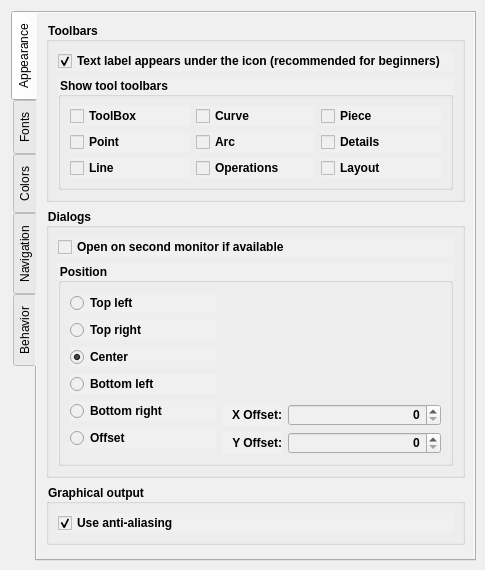
Qt form src/app/seamly2d/dialogs/configpages/preferencesgraphicsviewpage.ui (FashionFreedom/Seamly2D) before a commit.
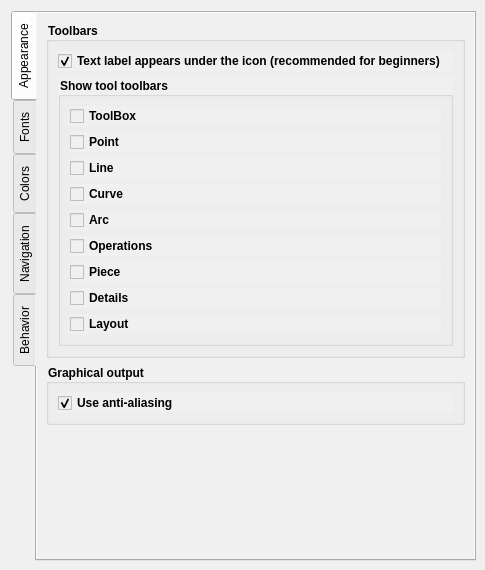
The same form after that commit. Custom widgets are drawn as their Qt base class.

What changed in the file:
```diff
--- a/src/app/seamly2d/dialogs/configpages/preferencesgraphicsviewpage.ui
+++ b/src/app/seamly2d/dialogs/configpages/preferencesgraphicsviewpage.ui
@@ -81,11 +81,13 @@
       <attribute name="title">
        <string>Appearance</string>
       </attribute>
-      <layout class="QVBoxLayout" name="verticalLayout_11">
+      <layout class="QVBoxLayout" name="verticalLayout_7">
+       <item>
+        <layout class="QVBoxLayout" name="verticalLayout_2">
        <item>
         <widget class="QGroupBox" name="toolbarsGroupBox">
          <property name="sizePolicy">
-          <sizepolicy hsizetype="Expanding" vsizetype="Expanding">
+            <sizepolicy hsizetype="Expanding" vsizetype="Preferred">
            <horstretch>0</horstretch>
            <verstretch>0</verstretch>
           </sizepolicy>
@@ -111,7 +113,7 @@
          <property name="title">
           <string>Toolbars</string>
          </property>
-         <layout class="QVBoxLayout" name="verticalLayout_2">
+           <layout class="QVBoxLayout" name="verticalLayout_10">
           <item>
            <widget class="QCheckBox" name="toolBarStyle_CheckBox">
             <property name="sizePolicy">
@@ -141,12 +143,6 @@
               <verstretch>0</verstretch>
              </sizepolicy>
             </property>
-            <property name="maximumSize">
-             <size>
-              <width>16777215</width>
-              <height>120</height>
-             </size>
-            </property>
             <property name="font">
              <font>
               <pointsize>9</pointsize>
@@ -156,21 +152,9 @@
             <property name="title">
              <string>Show tool toolbars</string>
             </property>
-            <layout class="QGridLayout" name="gridLayout">
-             <item row="0" column="0">
+              <layout class="QVBoxLayout" name="verticalLayout_20">
+               <item>
               <widget class="QCheckBox" name="toolsToolbar_CheckBox">
-               <property name="sizePolicy">
-                <sizepolicy hsizetype="Preferred" vsizetype="Fixed">
-                 <horstretch>0</horstretch>
-                 <verstretch>0</verstretch>
-                </sizepolicy>
-               </property>
-               <property name="minimumSize">
-                <size>
-                 <width>100</width>
-                 <height>0</height>
-                </size>
-               </property>
                <property name="font">
                 <font>
                  <pointsize>9</pointsize>
@@ -181,68 +165,8 @@
                </property>
               </widget>
              </item>
-             <item row="0" column="1">
-              <widget class="QCheckBox" name="curveToolbar_CheckBox">
-               <property name="sizePolicy">
-                <sizepolicy hsizetype="Preferred" vsizetype="Fixed">
-                 <horstretch>0</horstretch>
-                 <verstretch>0</verstretch>
-                </sizepolicy>
-               </property>
-               <property name="minimumSize">
-                <size>
-                 <width>100</width>
-                 <height>0</height>
-                </size>
-               </property>
-               <property name="font">
-                <font>
-                 <pointsize>9</pointsize>
-                </font>
-               </property>
-               <property name="text">
-                <string>Curve</string>
-               </property>
-              </widget>
-             </item>
-             <item row="0" column="2">
-              <widget class="QCheckBox" name="pieceToolbar_CheckBox">
-               <property name="sizePolicy">
-                <sizepolicy hsizetype="Preferred" vsizetype="Fixed">
-                 <horstretch>0</horstretch>
-                 <verstretch>0</verstretch>
-                </sizepolicy>
-               </property>
-               <property name="minimumSize">
-                <size>
-                 <width>100</width>
-                 <height>0</height>
-                </size>
-               </property>
-               <property name="font">
-                <font>
-                 <pointsize>9</pointsize>
-                </font>
-               </property>
-               <property name="text">
-                <string>Piece</string>
-               </property>
-              </widget>
-             </item>
-             <item row="1" column="0">
+               <item>
               <widget class="QCheckBox" name="pointToolbar_CheckBox">
-               <property name="sizePolicy">
-                <sizepolicy hsizetype="Preferred" vsizetype="Fixed">
-                 <horstretch>0</horstretch>
-                 <verstretch>0</verstretch>
-                </sizepolicy>
-               </property>
-               <property name="minimumSize">
-                <size>
-                 <width>100</width>
-                 <height>0</height>
-                </size>
-               </property>
                <property name="font">
                 <font>
                  <pointsize>9</pointsize>
@@ -253,68 +177,8 @@
                </property>
               </widget>
              </item>
-             <item row="1" column="1">
-              <widget class="QCheckBox" name="arcToolbar_CheckBox">
-               <property name="sizePolicy">
-                <sizepolicy hsizetype="Preferred" vsizetype="Fixed">
-                 <horstretch>0</horstretch>
-                 <verstretch>0</verstretch>
-                </sizepolicy>
-               </property>
-               <property name="minimumSize">
-                <size>
-                 <width>100</width>
-                 <height>0</height>
-                </size>
-               </property>
-               <property name="font">
-                <font>
-                 <pointsize>9</pointsize>
-                </font>
-               </property>
-               <property name="text">
-                <string>Arc</string>
-               </property>
-              </widget>
-             </item>
-             <item row="1" column="2">
-              <widget class="QCheckBox" name="detailsToolbar_CheckBox">
-               <property name="sizePolicy">
-                <sizepolicy hsizetype="Preferred" vsizetype="Fixed">
-                 <horstretch>0</horstretch>
-                 <verstretch>0</verstretch>
-                </sizepolicy>
-               </property>
-               <property name="minimumSize">
-                <size>
-                 <width>100</width>
-                 <height>0</height>
-                </size>
-               </property>
-               <property name="font">
-                <font>
-                 <pointsize>9</pointsize>
-                </font>
-               </property>
-               <property name="text">
-                <string>Details</string>
-               </property>
-              </widget>
-             </item>
-             <item row="2" column="0">
+               <item>
               <widget class="QCheckBox" name="lineToolbar_CheckBox">
-               <property name="sizePolicy">
-                <sizepolicy hsizetype="Preferred" vsizetype="Fixed">
-                 <horstretch>0</horstretch>
-                 <verstretch>0</verstretch>
-                </sizepolicy>
-               </property>
-               <property name="minimumSize">
-                <size>
-                 <width>100</width>
-                 <height>0</height>
-                </size>
-               </property>
                <property name="font">
                 <font>
                  <pointsize>9</pointsize>
@@ -325,20 +189,32 @@
                </property>
               </widget>
              </item>
-             <item row="2" column="1">
+               <item>
+                <widget class="QCheckBox" name="curveToolbar_CheckBox">
+                 <property name="font">
+                  <font>
+                   <pointsize>9</pointsize>
+                  </font>
+                 </property>
+                 <property name="text">
+                  <string>Curve</string>
+                 </property>
+                </widget>
+               </item>
+               <item>
+                <widget class="QCheckBox" name="arcToolbar_CheckBox">
+                 <property name="font">
+                  <font>
+                   <pointsize>9</pointsize>
+                  </font>
+                 </property>
+                 <property name="text">
+                  <string>Arc</string>
+                 </property>
+                </widget>
+               </item>
+               <item>
               <widget class="QCheckBox" name="operationToolbar_CheckBox">
-               <property name="sizePolicy">
-                <sizepolicy hsizetype="Preferred" vsizetype="Fixed">
-                 <horstretch>0</horstretch>
-                 <verstretch>0</verstretch>
-                </sizepolicy>
-               </property>
-               <property name="minimumSize">
-                <size>
-                 <width>100</width>
-                 <height>0</height>
-                </size>
-               </property>
                <property name="font">
                 <font>
                  <pointsize>9</pointsize>
@@ -349,20 +225,32 @@
                </property>
               </widget>
              </item>
-             <item row="2" column="2">
+               <item>
+                <widget class="QCheckBox" name="pieceToolbar_CheckBox">
+                 <property name="font">
+                  <font>
+                   <pointsize>9</pointsize>
+                  </font>
+                 </property>
+                 <property name="text">
+                  <string>Piece</string>
+                 </property>
+                </widget>
+               </item>
+               <item>
+                <widget class="QCheckBox" name="detailsToolbar_CheckBox">
+                 <property name="font">
+                  <font>
+                   <pointsize>9</pointsize>
+                  </font>
+                 </property>
+                 <property name="text">
+                  <string>Details</string>
+                 </property>
+                </widget>
+               </item>
+               <item>
               <widget class="QCheckBox" name="layoutToolbar_CheckBox">
-               <property name="sizePolicy">
-                <sizepolicy hsizetype="Preferred" vsizetype="Fixed">
-                 <horstretch>0</horstretch>
-                 <verstretch>0</verstretch>
-                </sizepolicy>
-               </property>
-               <property name="minimumSize">
-                <size>
-                 <width>100</width>
-                 <height>0</height>
-                </size>
-               </property>
                <property name="font">
                 <font>
                  <pointsize>9</pointsize>
@@ -379,247 +267,6 @@
          </layout>
         </widget>
        </item>
-       <item>
-        <widget class="QGroupBox" name="dialogs_GgroupBox">
-         <property name="sizePolicy">
-          <sizepolicy hsizetype="Preferred" vsizetype="Expanding">
-           <horstretch>0</horstretch>
-           <verstretch>0</verstretch>
-          </sizepolicy>
-         </property>
-         <property name="minimumSize">
-          <size>
-           <width>0</width>
-           <height>270</height>
-          </size>
-         </property>
-         <property name="font">
-          <font>
-           <bold>true</bold>
-          </font>
-         </property>
-         <property name="title">
-          <string>Dialogs</string>
-         </property>
-         <layout class="QVBoxLayout" name="verticalLayout_25">
-          <item>
-           <layout class="QVBoxLayout" name="verticalLayout_24">
-            <item>
-             <widget class="QCheckBox" name="useSecondMonitor_CheckBox">
-              <property name="text">
-               <string>Open on second monitor if available</string>
-              </property>
-             </widget>
-            </item>
-            <item>
-             <widget class="QGroupBox" name="position_GroupBox">
-              <property name="sizePolicy">
-               <sizepolicy hsizetype="Expanding" vsizetype="Expanding">
-                <horstretch>0</horstretch>
-                <verstretch>0</verstretch>
-               </sizepolicy>
-              </property>
-              <property name="minimumSize">
-               <size>
-                <width>0</width>
-                <height>200</height>
-               </size>
-              </property>
-              <property name="font">
-               <font>
-                <bold>true</bold>
-               </font>
-              </property>
-              <property name="title">
-               <string>Position</string>
-              </property>
-              <property name="checkable">
-               <bool>false</bool>
-              </property>
-              <layout class="QVBoxLayout" name="verticalLayout_20">
-               <item>
-                <layout class="QHBoxLayout" name="horizontalLayout_4" stretch="2,3">
-                 <item>
-                  <layout class="QVBoxLayout" name="verticalLayout_7">
-                   <item>
-                    <widget class="QRadioButton" name="ul_RadioButton">
-                     <property name="sizePolicy">
-                      <sizepolicy hsizetype="Preferred" vsizetype="Fixed">
-                       <horstretch>0</horstretch>
-                       <verstretch>0</verstretch>
-                      </sizepolicy>
-                     </property>
-                     <property name="text">
-                      <string>Top left</string>
-                     </property>
-                     <attribute name="buttonGroup">
-                      <string notr="true">position_ButtonGroup</string>
-                     </attribute>
-                    </widget>
-                   </item>
-                   <item>
-                    <widget class="QRadioButton" name="ur_RadioButton">
-                     <property name="sizePolicy">
-                      <sizepolicy hsizetype="Preferred" vsizetype="Fixed">
-                       <horstretch>0</horstretch>
-                       <verstretch>0</verstretch>
-                      </sizepolicy>
-                     </property>
-                     <property name="text">
-                      <string>Top right</string>
-                     </property>
-                     <attribute name="buttonGroup">
-                      <string notr="true">position_ButtonGroup</string>
-                     </attribute>
-                    </widget>
-                   </item>
-                   <item>
-                    <widget class="QRadioButton" name="center_RadioButton">
-                     <property name="sizePolicy">
-                      <sizepolicy hsizetype="Preferred" vsizetype="Fixed">
-                       <horstretch>0</horstretch>
-                       <verstretch>0</verstretch>
-                      </sizepolicy>
-                     </property>
-                     <property name="text">
-                      <string>Center</string>
-                     </property>
-                     <property name="checked">
-                      <bool>true</bool>
-                     </property>
-                     <attribute name="buttonGroup">
-                      <string notr="true">position_ButtonGroup</string>
-                     </attribute>
-                    </widget>
-                   </item>
-                   <item>
-                    <widget class="QRadioButton" name="ll_RadioButton">
-                     <property name="sizePolicy">
-                      <sizepolicy hsizetype="Preferred" vsizetype="Fixed">
-                       <horstretch>0</horstretch>
-                       <verstretch>0</verstretch>
-                      </sizepolicy>
-                     </property>
-                     <property name="text">
-                      <string>Bottom left</string>
-                     </property>
-                     <attribute name="buttonGroup">
-                      <string notr="true">position_ButtonGroup</string>
-                     </attribute>
-                    </widget>
-                   </item>
-                   <item>
-                    <widget class="QRadioButton" name="lr_RadioButton">
-                     <property name="sizePolicy">
-                      <sizepolicy hsizetype="Preferred" vsizetype="Fixed">
-                       <horstretch>0</horstretch>
-                       <verstretch>0</verstretch>
-                      </sizepolicy>
-                     </property>
-                     <property name="text">
-                      <string>Bottom right</string>
-                     </property>
-                     <attribute name="buttonGroup">
-                      <string notr="true">position_ButtonGroup</string>
-                     </attribute>
-                    </widget>
-                   </item>
-                   <item>
-                    <widget class="QRadioButton" name="offset_RadioButton">
-                     <property name="text">
-                      <string>Offset</string>
-                     </property>
-                     <attribute name="buttonGroup">
-                      <string notr="true">position_ButtonGroup</string>
-                     </attribute>
-                    </widget>
-                   </item>
-                  </layout>
-                 </item>
-                 <item>
-                  <layout class="QFormLayout" name="formLayout_11">
-                   <property name="labelAlignment">
-                    <set>Qt::AlignBottom|Qt::AlignLeading|Qt::AlignLeft</set>
-                   </property>
-                   <property name="formAlignment">
-                    <set>Qt::AlignBottom|Qt::AlignLeading|Qt::AlignLeft</set>
-                   </property>
-                   <item row="0" column="0">
-                    <widget class="QLabel" name="xOffset_Label">
-                     <property name="minimumSize">
-                      <size>
-                       <width>60</width>
-                       <height>0</height>
-                      </size>
-                     </property>
-                     <property name="text">
-                      <string>X Offset:</string>
-                     </property>
-                     <property name="alignment">
-                      <set>Qt::AlignRight|Qt::AlignTrailing|Qt::AlignVCenter</set>
-                     </property>
-                    </widget>
-                   </item>
-                   <item row="0" column="1">
-                    <widget class="QSpinBox" name="xOffset_SpinBox">
-                     <property name="minimumSize">
-                      <size>
-                       <width>50</width>
-                       <height>0</height>
-                      </size>
-                     </property>
-                     <property name="alignment">
-                      <set>Qt::AlignRight|Qt::AlignTrailing|Qt::AlignVCenter</set>
-                     </property>
-                     <property name="maximum">
-                      <number>9999</number>
-                     </property>
-                    </widget>
-                   </item>
-                   <item row="1" column="0">
-                    <widget class="QLabel" name="yOffset_Label">
-                     <property name="minimumSize">
-                      <size>
-                       <width>60</width>
-                       <height>0</height>
-                      </size>
-                     </property>
-                     <property name="text">
-                      <string>Y Offset:</string>
-                     </property>
-                     <property name="alignment">
-                      <set>Qt::AlignRight|Qt::AlignTrailing|Qt::AlignVCenter</set>
-                     </property>
-                    </widget>
-                   </item>
-                   <item row="1" column="1">
-                    <widget class="QSpinBox" name="yOffset_SpinBox">
-                     <property name="minimumSize">
-                      <size>
-                       <width>50</width>
-                       <height>0</height>
-                      </size>
-                     </property>
-                     <property name="alignment">
-                      <set>Qt::AlignRight|Qt::AlignTrailing|Qt::AlignVCenter</set>
-                     </property>
-                     <property name="maximum">
-                      <number>9999</number>
-                     </property>
-                    </widget>
-                   </item>
-                  </layout>
-                 </item>
-                </layout>
-               </item>
-              </layout>
-             </widget>
-            </item>
-           </layout>
-          </item>
-         </layout>
-        </widget>
-       </item>
        <item>
         <widget class="QGroupBox" name="outputGroupBox">
          <property name="sizePolicy">
@@ -649,10 +296,7 @@
          <property name="title">
           <string>Graphical output</string>
          </property>
-         <property name="alignment">
-          <set>Qt::AlignLeading|Qt::AlignLeft|Qt::AlignTop</set>
-         </property>
-         <layout class="QVBoxLayout" name="verticalLayout_10">
+           <layout class="QVBoxLayout" name="verticalLayout_11">
           <item>
            <widget class="QCheckBox" name="graphicsOutput_CheckBox">
             <property name="sizePolicy">
@@ -697,10 +341,12 @@
          <property name="sizeHint" stdset="0">
           <size>
            <width>20</width>
-           <height>129</height>
+             <height>40</height>
           </size>
          </property>
         </spacer>
+         </item>
+        </layout>
        </item>
       </layout>
      </widget>
```
Left out of the diff: 34 changed lines with no effect on the pictures. Lines whose indentation alone changed are shown as unchanged.
